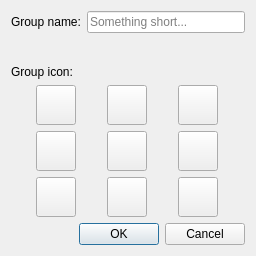
Qt form src/resources/views/group.ui (VladZodchey/lockandkey) before a commit.
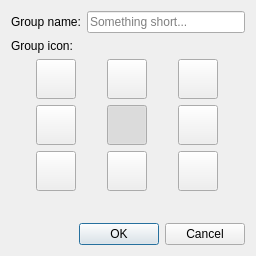
The same form after that commit. Icons and pictures are not drawn.

Patch:
```diff
--- a/src/resources/views/group.ui
+++ b/src/resources/views/group.ui
@@ -219,6 +219,9 @@
          <property name="checkable">
           <bool>true</bool>
          </property>
+         <property name="checked">
+          <bool>true</bool>
+         </property>
          <attribute name="buttonGroup">
           <string notr="true">iconGroup</string>
          </attribute>
@@ -368,6 +371,13 @@
      </item>
     </layout>
    </item>
+   <item>
+    <widget class="QLabel" name="errorLabel">
+     <property name="text">
+      <string/>
+     </property>
+    </widget>
+   </item>
    <item>
     <widget class="QDialogButtonBox" name="buttonBox">
      <property name="standardButtons">
```
Left out of the diff: 2 changed lines with no effect on the pictures.
